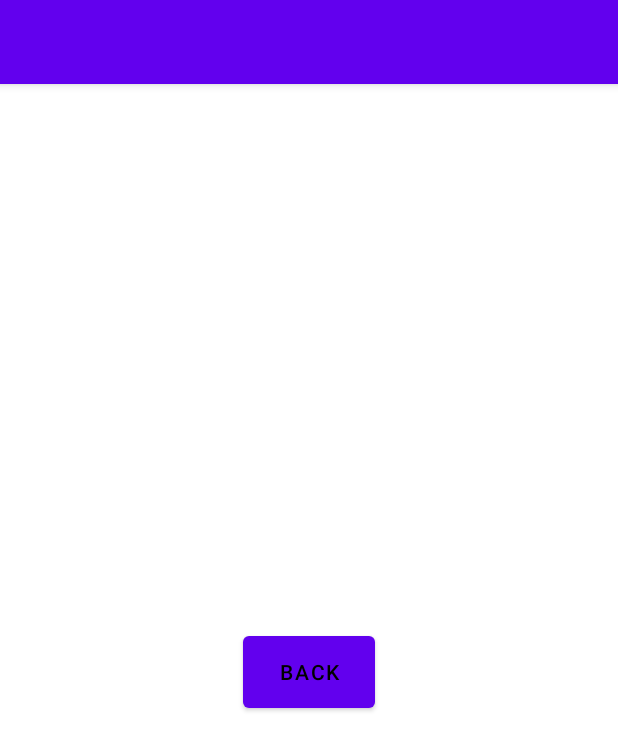
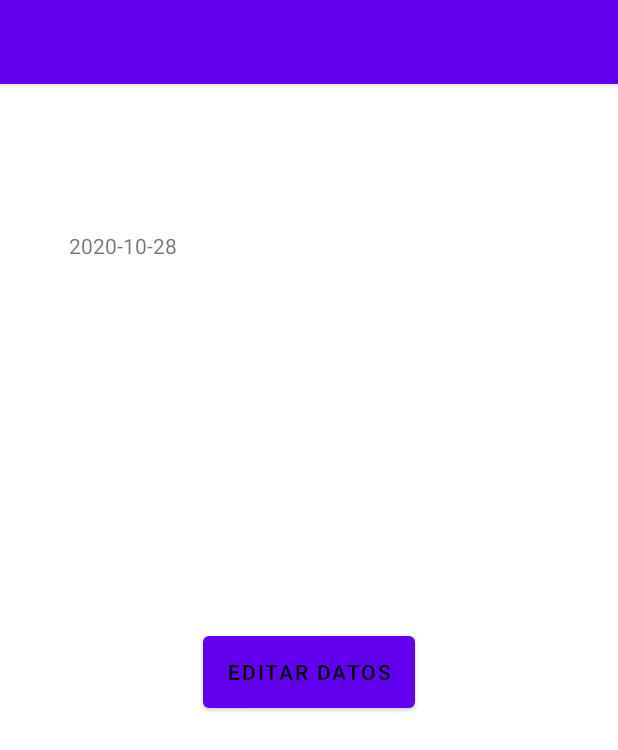
Before and after one commit to BrahianTierno/curso3semana2, an Android app: the screen it shows after launch (PersonaDetalle), after a tap on "NEXT", on a phone screen of 412 x 824 dp. Shown: the top 750 px of the screen. Run offline under Robolectric (Android 15) with nearby library versions, the phone set to English and light mode, and no system bars.

Commit message:
Second commit

```diff
--- a/app/src/main/java/com/example/semana1/MainActivity.java
+++ b/app/src/main/java/com/example/semana1/MainActivity.java
@@ -13,6 +13,7 @@ import android.view.LayoutInflater;
 import android.view.View;
 import android.view.ViewGroup;
 import android.widget.Button;
+import android.widget.DatePicker;
 import android.widget.TextView;
 
 import com.google.android.material.datepicker.MaterialDatePicker;
@@ -21,6 +22,7 @@ import com.google.android.material.textfield.TextInputEditText;
 import com.google.android.material.textfield.TextInputLayout;
 import com.google.android.material.textview.MaterialTextView;
 
+import java.text.SimpleDateFormat;
 import java.util.Calendar;
 import java.util.TimeZone;
 
@@ -31,14 +33,25 @@ public class MainActivity extends AppCompatActivity{
     TextInputLayout input_email;
     TextInputLayout input_phone;
     TextInputLayout input_description;
-
-    TextView calendarTextView;
-    Calendar calendar;
+    DatePicker birth_picker;
+    /*TextView calendarTextView;
+    Calendar calendar;*/
     MaterialTextView full_name;
 
     public static void dismissDialog(){
         dialog.dismiss();
     }
+    public static java.util.Date getDateFromDatePicker(DatePicker datePicker){
+        int day = datePicker.getDayOfMonth();
+        int month = datePicker.getMonth();
+        int year =  datePicker.getYear();
+
+        Calendar calendar = Calendar.getInstance();
+        calendar.set(year, month, day);
+
+        return calendar.getTime();
+    }
+
     protected void onCreate(Bundle savedInstanceState) {
         super.onCreate(savedInstanceState);
         setContentView(R.layout.activity_main);
@@ -53,7 +66,8 @@ public class MainActivity extends AppCompatActivity{
         input_email = (TextInputLayout) findViewById(R.id.email);
         input_phone = (TextInputLayout) findViewById(R.id.phone);
         input_description = (TextInputLayout) findViewById(R.id.description);
-        calendarTextView = (TextView) findViewById(R.id.datepicker_text);
+        birth_picker = (DatePicker) findViewById(R.id.birth);
+        /*calendarTextView = (TextView) findViewById(R.id.datepicker_text);
 
         calendar = Calendar.getInstance(TimeZone.getTimeZone("UTC"));
         calendar.clear();
@@ -68,13 +82,13 @@ public class MainActivity extends AppCompatActivity{
             public void onDismiss(DialogInterface dialogInterface) {
                 dialog.dismiss();
             }
-        });
+        });*/
         //Year = calendar.get(Calendar.YEAR) ;
         //Month = calendar.get(Calendar.MONTH);
         //Day = calendar.get(Calendar.DAY_OF_MONTH);
 
 
-        Button dialog_bt_date = (Button)findViewById(R.id.dialog_bt_date);
+ /*       Button dialog_bt_date = (Button)findViewById(R.id.dialog_bt_date);
         dialog_bt_date.setOnClickListener(new View.OnClickListener() {
             @Override
             public void onClick(View view) {
@@ -83,7 +97,7 @@ public class MainActivity extends AppCompatActivity{
                 //AddCalendarEvent(findViewById(android.R.id.content).getRootView());
                 materialDatePicker.show(getSupportFragmentManager(), "DATE_PICKER");
             }
-        });
+        });*/
         Button next = (Button)findViewById(R.id.next);
         next.setOnClickListener(new View.OnClickListener() {
             @Override
@@ -91,7 +105,9 @@ public class MainActivity extends AppCompatActivity{
                 Intent myIntent = new Intent(MainActivity.this, PersonaDetalle.class);
 
                 myIntent.putExtra("full_name", input_full_name.getEditText().getText().toString());
-                myIntent.putExtra("birth", calendarTextView.getText());
+                SimpleDateFormat sdf = new SimpleDateFormat("yyyy-MM-dd");
+                String dateString = sdf.format(getDateFromDatePicker(birth_picker));
+                myIntent.putExtra("birth", dateString);
                 myIntent.putExtra("phone", input_phone.getEditText().getText().toString());
                 myIntent.putExtra("email", input_email.getEditText().getText().toString());
                 myIntent.putExtra("description", input_description.getEditText().getText().toString());
@@ -100,12 +116,12 @@ public class MainActivity extends AppCompatActivity{
             }
         });
 
-        materialDatePicker.addOnPositiveButtonClickListener(new MaterialPickerOnPositiveButtonClickListener() {
+        /*materialDatePicker.addOnPositiveButtonClickListener(new MaterialPickerOnPositiveButtonClickListener() {
             @Override
             public void onPositiveButtonClick(Object selection) {
                 calendarTextView.setText(materialDatePicker.getHeaderText());
             }
-        });
+        });*/
 
     }//onCreate
     public void AddCalendarEvent(View view) {
--- a/app/src/main/res/layout/activity_persona_detalle.xml
+++ b/app/src/main/res/layout/activity_persona_detalle.xml
@@ -47,6 +47,6 @@
         android:layout_width="wrap_content"
         android:layout_marginTop="16dp"
         android:layout_height="60dp"
-        android:text="BACK"
+        android:text="EDITAR DATOS"
         android:textColor="#FF000000" />
 </LinearLayout>
```
Also changed, not shown: app/src/main/res/layout/activity_main.xml (+10 -2 lines).
